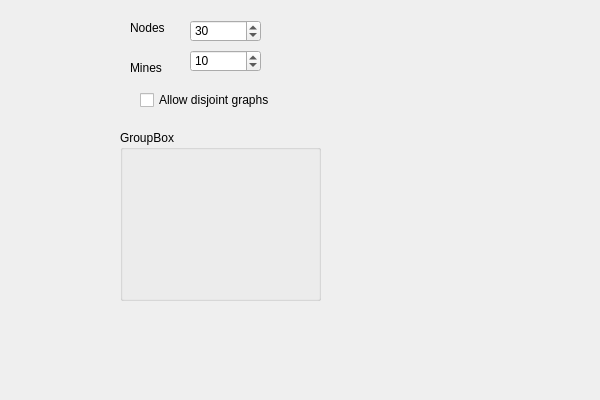
This is Mines/graph_boards/graph_parameters_widget.ui in dwarfovich/Mines as Qt 5 draws it before an edit. The edited form follows.
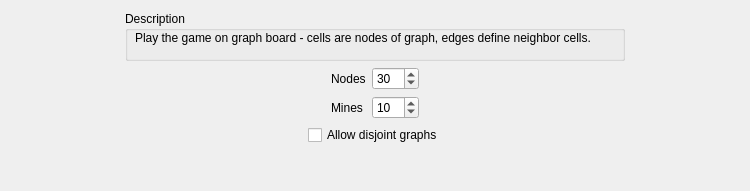
This is the edited form.

Commit message: Fix parameters widgets

```diff
--- a/Mines/graph_boards/graph_parameters_widget.ui
+++ b/Mines/graph_boards/graph_parameters_widget.ui
@@ -6,22 +6,116 @@
    <rect>
     <x>0</x>
     <y>0</y>
-    <width>600</width>
-    <height>400</height>
+    <width>750</width>
+    <height>191</height>
    </rect>
   </property>
   <property name="windowTitle">
    <string>GraphParametersWidget</string>
   </property>
+  <layout class="QVBoxLayout" name="verticalLayout_2">
+   <item>
+    <layout class="QHBoxLayout" name="horizontalLayout_4">
+     <item>
+      <spacer name="horizontalSpacer">
+       <property name="orientation">
+        <enum>Qt::Orientation::Horizontal</enum>
+       </property>
+       <property name="sizeHint" stdset="0">
+        <size>
+         <width>40</width>
+         <height>20</height>
+        </size>
+       </property>
+      </spacer>
+     </item>
+     <item>
+      <widget class="QGroupBox" name="groupBox">
+       <property name="sizePolicy">
+        <sizepolicy hsizetype="Expanding" vsizetype="Fixed">
+         <horstretch>0</horstretch>
+         <verstretch>0</verstretch>
+        </sizepolicy>
+       </property>
+       <property name="minimumSize">
+        <size>
+         <width>500</width>
+         <height>50</height>
+        </size>
+       </property>
+       <property name="title">
+        <string>Description</string>
+       </property>
+       <property name="checkable">
+        <bool>false</bool>
+       </property>
+       <widget class="QLabel" name="label_3">
+        <property name="geometry">
+         <rect>
+          <x>10</x>
+          <y>20</y>
+          <width>481</width>
+          <height>21</height>
+         </rect>
+        </property>
+        <property name="minimumSize">
+         <size>
+          <width>400</width>
+          <height>0</height>
+         </size>
+        </property>
+        <property name="text">
+         <string>Play the game on graph board - cells are nodes of graph, edges define neighbor cells.</string>
+        </property>
+        <property name="alignment">
+         <set>Qt::AlignmentFlag::AlignLeading|Qt::AlignmentFlag::AlignLeft|Qt::AlignmentFlag::AlignTop</set>
+        </property>
+       </widget>
+      </widget>
+     </item>
+     <item>
+      <spacer name="horizontalSpacer_2">
+       <property name="orientation">
+        <enum>Qt::Orientation::Horizontal</enum>
+       </property>
+       <property name="sizeHint" stdset="0">
+        <size>
+         <width>40</width>
+         <height>20</height>
+        </size>
+       </property>
+      </spacer>
+     </item>
+    </layout>
+   </item>
+   <item>
+    <layout class="QHBoxLayout" name="horizontalLayout_3">
+     <item>
+      <spacer name="horizontalSpacer_3">
+       <property name="orientation">
+        <enum>Qt::Orientation::Horizontal</enum>
+       </property>
+       <property name="sizeHint" stdset="0">
+        <size>
+         <width>40</width>
+         <height>20</height>
+        </size>
+       </property>
+      </spacer>
+     </item>
+     <item>
+      <layout class="QVBoxLayout" name="verticalLayout">
+       <item>
+        <layout class="QHBoxLayout" name="horizontalLayout">
+         <item>
+          <widget class="QLabel" name="label">
+           <property name="text">
+            <string>Nodes</string>
+           </property>
+          </widget>
+         </item>
+         <item>
   <widget class="QSpinBox" name="nodesSpinBox">
-   <property name="geometry">
-    <rect>
-     <x>190</x>
-     <y>20</y>
-     <width>71</width>
-     <height>22</height>
-    </rect>
-   </property>
    <property name="minimum">
     <number>2</number>
    </property>
@@ -32,41 +126,20 @@
     <number>30</number>
    </property>
   </widget>
-  <widget class="QLabel" name="label">
-   <property name="geometry">
-    <rect>
-     <x>130</x>
-     <y>20</y>
-     <width>49</width>
-     <height>16</height>
-    </rect>
-   </property>
-   <property name="text">
-    <string>Nodes</string>
-   </property>
-  </widget>
+         </item>
+        </layout>
+       </item>
+       <item>
+        <layout class="QHBoxLayout" name="horizontalLayout_2">
+         <item>
   <widget class="QLabel" name="label_2">
-   <property name="geometry">
-    <rect>
-     <x>130</x>
-     <y>60</y>
-     <width>49</width>
-     <height>16</height>
-    </rect>
-   </property>
    <property name="text">
     <string>Mines</string>
    </property>
   </widget>
+         </item>
+         <item>
   <widget class="QSpinBox" name="minesSpinBox">
-   <property name="geometry">
-    <rect>
-     <x>190</x>
-     <y>50</y>
-     <width>71</width>
-     <height>22</height>
-    </rect>
-   </property>
    <property name="maximum">
     <number>300</number>
    </property>
@@ -74,32 +147,77 @@
     <number>10</number>
    </property>
   </widget>
-  <widget class="QGroupBox" name="groupBox">
-   <property name="geometry">
-    <rect>
-     <x>120</x>
-     <y>130</y>
-     <width>201</width>
-     <height>171</height>
-    </rect>
-   </property>
-   <property name="title">
-    <string>GroupBox</string>
-   </property>
-  </widget>
+         </item>
+        </layout>
+       </item>
+      </layout>
+     </item>
+     <item>
+      <spacer name="horizontalSpacer_4">
+       <property name="orientation">
+        <enum>Qt::Orientation::Horizontal</enum>
+       </property>
+       <property name="sizeHint" stdset="0">
+        <size>
+         <width>40</width>
+         <height>20</height>
+        </size>
+       </property>
+      </spacer>
+     </item>
+    </layout>
+   </item>
+   <item>
+    <layout class="QHBoxLayout" name="horizontalLayout_5">
+     <item>
+      <spacer name="horizontalSpacer_5">
+       <property name="orientation">
+        <enum>Qt::Orientation::Horizontal</enum>
+       </property>
+       <property name="sizeHint" stdset="0">
+        <size>
+         <width>40</width>
+         <height>20</height>
+        </size>
+       </property>
+      </spacer>
+     </item>
+     <item>
   <widget class="QCheckBox" name="allowDisjointGraphCheckBox">
-   <property name="geometry">
-    <rect>
-     <x>140</x>
-     <y>90</y>
-     <width>141</width>
-     <height>20</height>
-    </rect>
-   </property>
    <property name="text">
     <string>Allow disjoint graphs</string>
    </property>
   </widget>
+     </item>
+     <item>
+      <spacer name="horizontalSpacer_6">
+       <property name="orientation">
+        <enum>Qt::Orientation::Horizontal</enum>
+       </property>
+       <property name="sizeHint" stdset="0">
+        <size>
+         <width>40</width>
+         <height>20</height>
+        </size>
+       </property>
+      </spacer>
+     </item>
+    </layout>
+   </item>
+   <item>
+    <spacer name="verticalSpacer">
+     <property name="orientation">
+      <enum>Qt::Orientation::Vertical</enum>
+     </property>
+     <property name="sizeHint" stdset="0">
+      <size>
+       <width>20</width>
+       <height>231</height>
+      </size>
+     </property>
+    </spacer>
+   </item>
+  </layout>
  </widget>
  <layoutdefault spacing="6" margin="11"/>
  <resources/>
```
Lines whose indentation alone changed are shown as unchanged. The commit also changes 10 other files.
